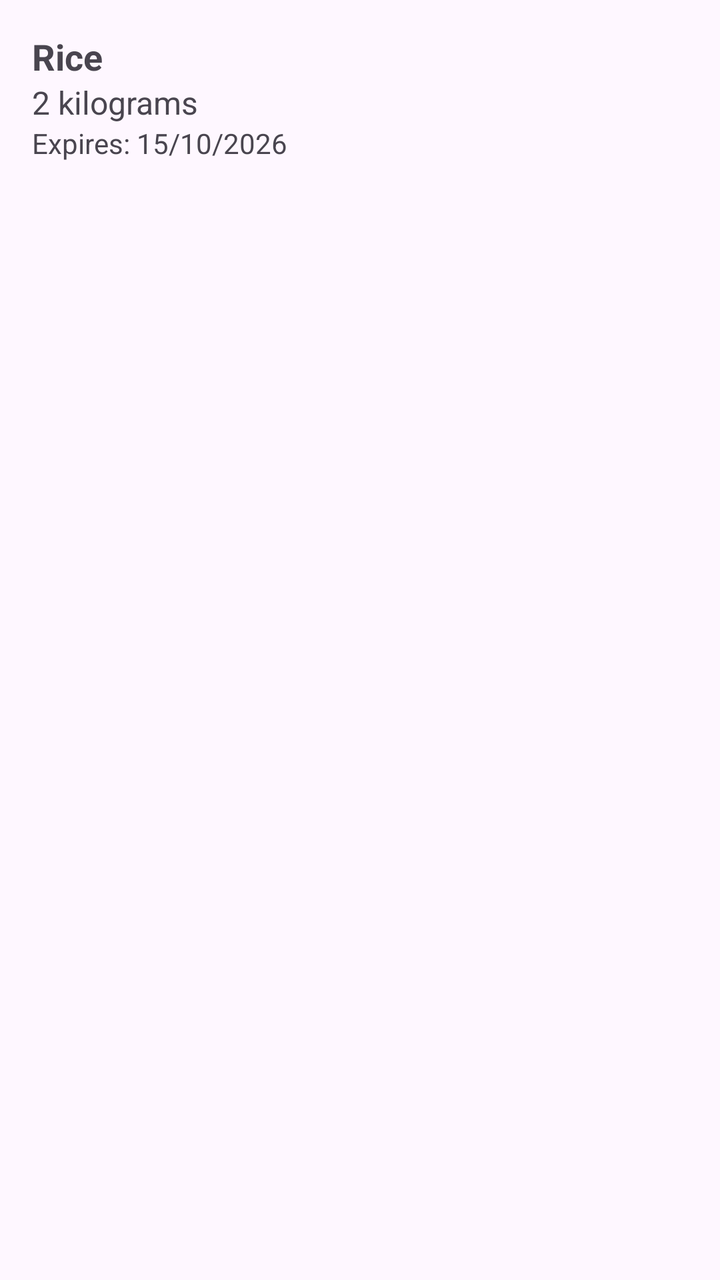
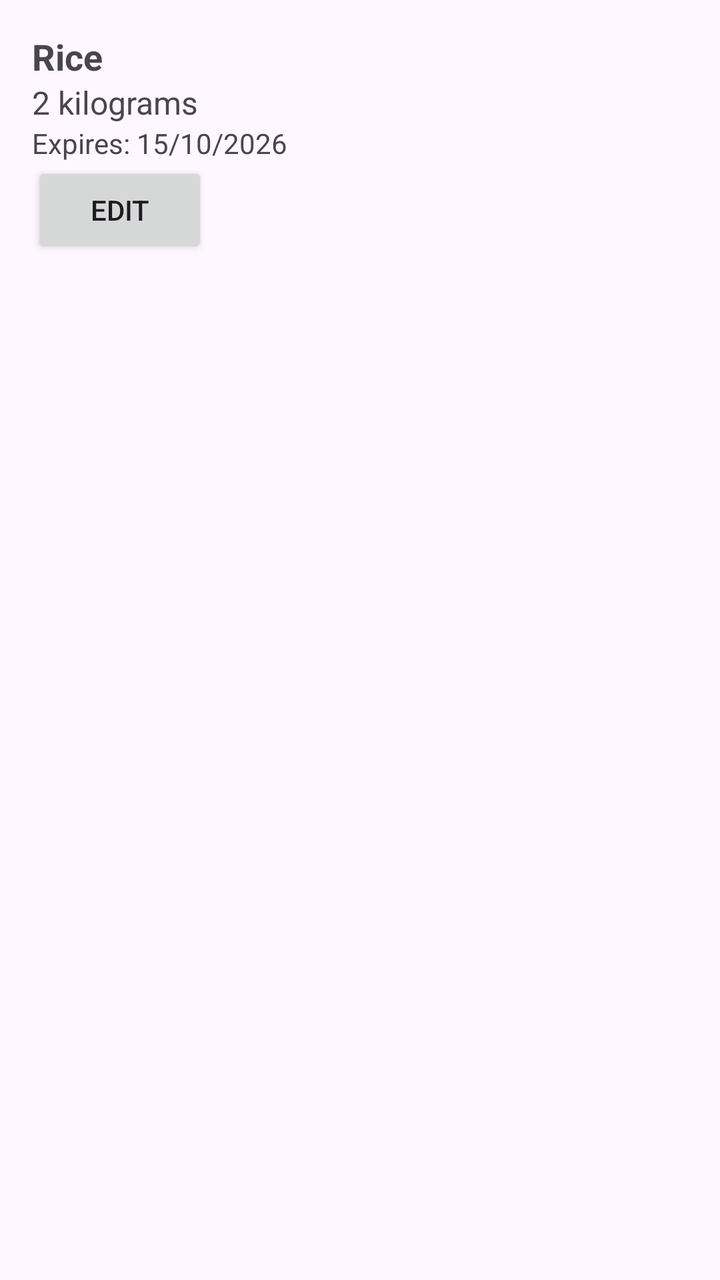

Before-and-after screenshots of an Android layout around one commit, followed by the original layout XML and the change that was made.
<!-- AndroidManifest.xml: application theme Theme.SmartPantryManager -->
<!-- res/layout/item_pantry.xml -->
<?xml version="1.0" encoding="utf-8"?>
<LinearLayout xmlns:android="http://schemas.android.com/apk/res/android"
    android:layout_width="match_parent"
    android:layout_height="wrap_content"
    android:orientation="vertical"
    android:padding="16dp">

    <TextView
        android:id="@+id/tvIngredientName"
        android:layout_width="match_parent"
        android:layout_height="wrap_content"
        android:text="Rice"
        android:textSize="18sp"
        android:textStyle="bold" />

    <TextView
        android:id="@+id/tvIngredientQuantity"
        android:layout_width="match_parent"
        android:layout_height="wrap_content"
        android:text="2 kilograms"
        android:textSize="16sp" />

    <TextView
        android:id="@+id/tvIngredientExpiry"
        android:layout_width="match_parent"
        android:layout_height="wrap_content"
        android:text="Expires: 15/10/2026"
        android:textSize="14sp" />

</LinearLayout>
<!-- resources referenced by this layout -->
<resources>
  <style name="Theme.SmartPantryManager" parent="Base.Theme.SmartPantryManager" />
  <style name="Base.Theme.SmartPantryManager" parent="Theme.Material3.DayNight.NoActionBar">
          
          
      </style>
</resources>

<!-- the commit's change to res/layout/item_pantry.xml (unified diff, before → after) -->
@@ -27,4 +27,10 @@
         android:text="Expires: 15/10/2026"
         android:textSize="14sp" />
 
+    <Button
+        android:id="@+id/btnEditIngredient"
+        android:layout_width="wrap_content"
+        android:layout_height="wrap_content"
+        android:text="Edit" />
+
 </LinearLayout>
